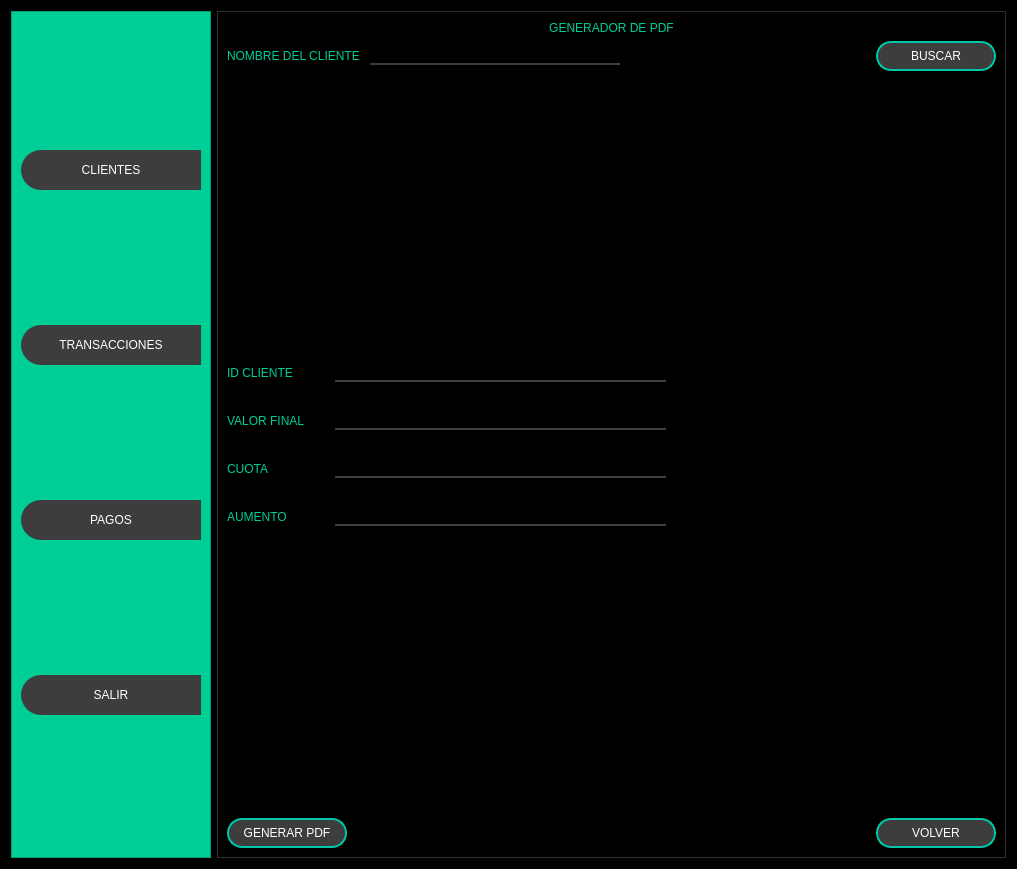
MartinFernandezSantia/AplicacionPyThonPyQT6, file Front/Proyecto_Inmobiliaria.ui: the form before one commit.
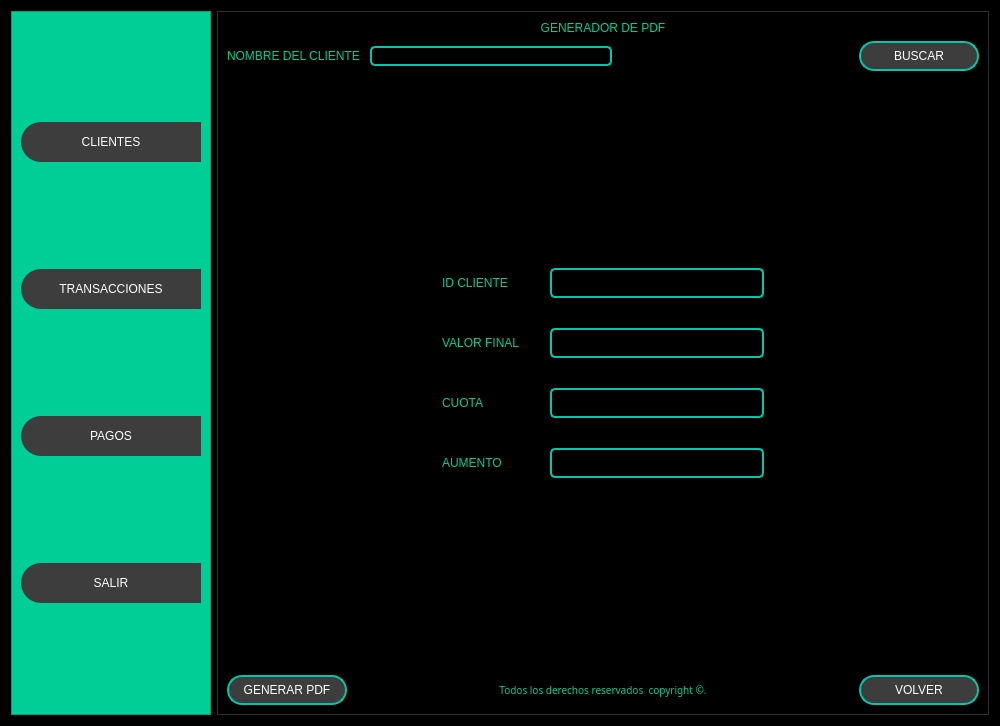
The form after the commit. The open tabs and pages were chosen to show the change. Icons and pictures are not drawn.

Commit message: Se agrego bordes y modificacion de tamaños

The edit to the form file:
```diff
--- a/Front/Proyecto_Inmobiliaria.ui
+++ b/Front/Proyecto_Inmobiliaria.ui
@@ -6,8 +6,8 @@
    <rect>
     <x>0</x>
     <y>0</y>
-    <width>1017</width>
-    <height>869</height>
+    <width>1000</width>
+    <height>726</height>
    </rect>
   </property>
   <property name="minimumSize">
@@ -319,13 +319,48 @@
                  <height>30</height>
                 </size>
                </property>
+               <property name="font">
+                <font>
+                 <pointsize>8</pointsize>
+                 <underline>true</underline>
+                </font>
+               </property>
                <property name="styleSheet">
                 <string notr="true">QLineEdit{
 border-bottom: 2px solid rgb(61, 61, 61);
 }
 
 QPushButton {
-    border: 2px solid #00c6ab;
+    border: 2px solid #00c6ab; 
+}
+
+QComboBox {
+    color: white;
+	border: 2px solid #00c6ab;
+	border-radius: 5px;  
+}
+
+QDoubleSpinBox, QSpinBox {
+    color: white;
+	border: 2px solid #00c6ab;
+	border-radius: 5px;  
+}
+
+QSpinBox {
+    color: white;
+	border: 2px solid #00c6ab;
+	border-radius: 5px;  
+}
+
+QDateEdit {
+    color: white;
+	border: 2px solid #00c6ab;
+	border-radius: 5px;  
+}
+
+QLineEdit {
+    border: 2px solid #00c6ab; 
+    border-radius: 5px;  
 }</string>
                </property>
                <property name="currentIndex">
@@ -623,7 +658,7 @@
                    <property name="sizeHint" stdset="0">
                     <size>
                      <width>20</width>
-                     <height>175</height>
+                     <height>174</height>
                     </size>
                    </property>
                   </spacer>
@@ -633,6 +668,19 @@
                    <property name="spacing">
                     <number>30</number>
                    </property>
+                   <item>
+                    <spacer name="horizontalSpacer_46">
+                     <property name="orientation">
+                      <enum>Qt::Orientation::Horizontal</enum>
+                     </property>
+                     <property name="sizeHint" stdset="0">
+                      <size>
+                       <width>40</width>
+                       <height>20</height>
+                      </size>
+                     </property>
+                    </spacer>
+                   </item>
                    <item>
                     <layout class="QVBoxLayout" name="verticalLayout_13">
                      <property name="spacing">
@@ -674,16 +722,44 @@
                       <number>30</number>
                      </property>
                      <item>
-                      <widget class="QLineEdit" name="lineEdit_6"/>
+                      <widget class="QLineEdit" name="lineEdit_6">
+                       <property name="minimumSize">
+                        <size>
+                         <width>120</width>
+                         <height>30</height>
+                        </size>
+                       </property>
+                      </widget>
                      </item>
                      <item>
-                      <widget class="QLineEdit" name="lineEdit_12"/>
+                      <widget class="QLineEdit" name="lineEdit_12">
+                       <property name="minimumSize">
+                        <size>
+                         <width>120</width>
+                         <height>30</height>
+                        </size>
+                       </property>
+                      </widget>
                      </item>
                      <item>
-                      <widget class="QLineEdit" name="lineEdit_13"/>
+                      <widget class="QLineEdit" name="lineEdit_13">
+                       <property name="minimumSize">
+                        <size>
+                         <width>120</width>
+                         <height>30</height>
+                        </size>
+                       </property>
+                      </widget>
                      </item>
                      <item>
-                      <widget class="QLineEdit" name="lineEdit_14"/>
+                      <widget class="QLineEdit" name="lineEdit_14">
+                       <property name="minimumSize">
+                        <size>
+                         <width>120</width>
+                         <height>30</height>
+                        </size>
+                       </property>
+                      </widget>
                      </item>
                     </layout>
                    </item>
@@ -710,7 +786,7 @@
                    <property name="sizeHint" stdset="0">
                     <size>
                      <width>649</width>
-                     <height>174</height>
+                     <height>173</height>
                     </size>
                    </property>
                   </spacer>
@@ -747,6 +823,46 @@
                      </property>
                     </spacer>
                    </item>
+                   <item>
+                    <widget class="QLabel" name="label_72">
+                     <property name="font">
+                      <font>
+                       <family>Arial Black</family>
+                       <pointsize>-1</pointsize>
+                       <italic>false</italic>
+                       <underline>false</underline>
+                       <fontweight></fontweight>
+                      </font>
+                     </property>
+                     <property name="styleSheet">
+                      <string notr="true">QLabel {
+    font-size: 10px;
+  
+
+}
+</string>
+                     </property>
+                     <property name="text">
+                      <string>Todos los derechos reservados  copyright ©.</string>
+                     </property>
+                     <property name="alignment">
+                      <set>Qt::AlignmentFlag::AlignCenter</set>
+                     </property>
+                    </widget>
+                   </item>
+                   <item>
+                    <spacer name="horizontalSpacer_52">
+                     <property name="orientation">
+                      <enum>Qt::Orientation::Horizontal</enum>
+                     </property>
+                     <property name="sizeHint" stdset="0">
+                      <size>
+                       <width>40</width>
+                       <height>20</height>
+                      </size>
+                     </property>
+                    </spacer>
+                   </item>
                    <item>
                     <widget class="QPushButton" name="pushButton_8">
                      <property name="minimumSize">
```
Left out of the diff: 554 changed lines with no effect on the pictures. The commit also changes 1 other file.
